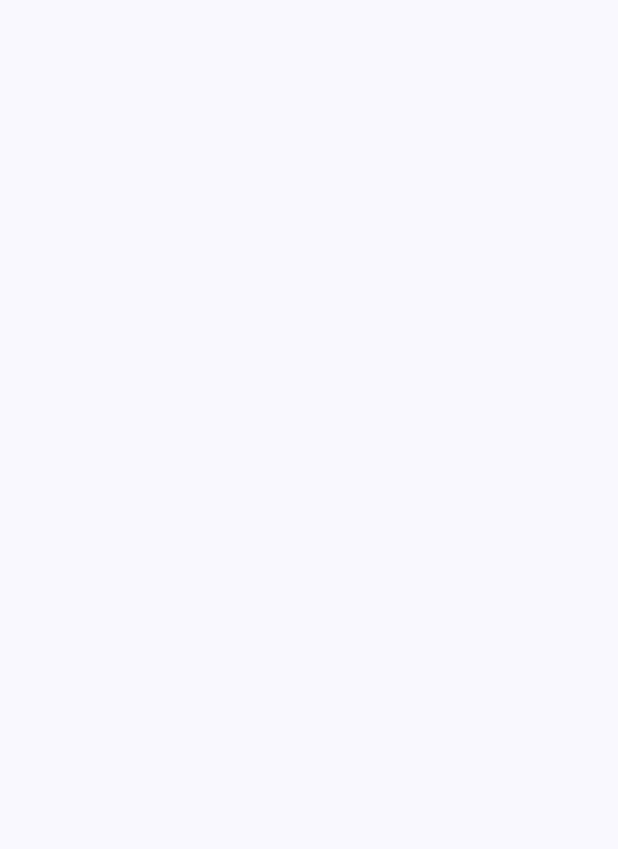
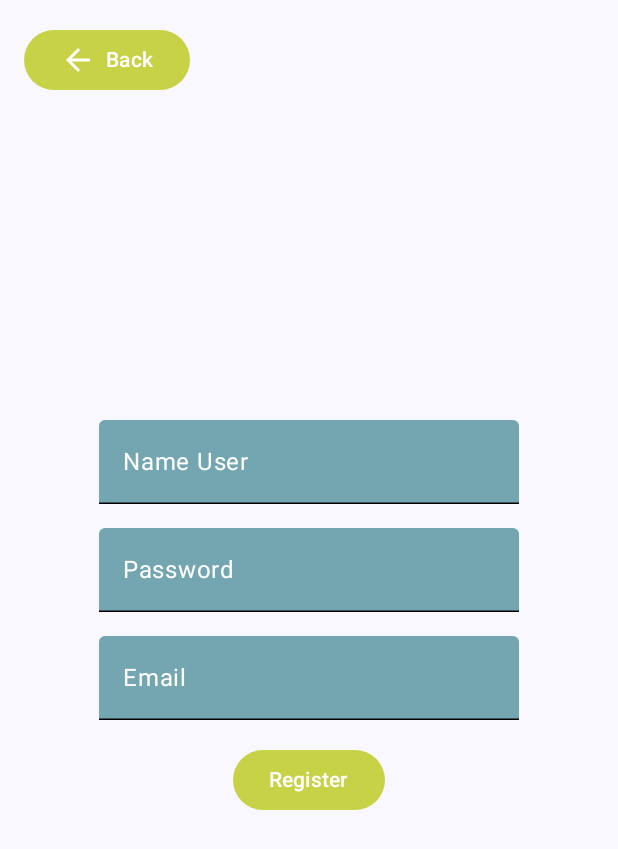
Before and after one commit to Chocolatamargo2607/UD.PPC.MyPlantSitter, an Android app built with Jetpack Compose: the screenRegister screen opened through its navigation route, on a phone screen of 412 x 824 dp. Before the commit the part shown is empty. Shown: the top 849 px of the screen. Run offline under Robolectric (Android 15) with nearby library versions, the phone set to English and light mode, and no system bars.

Commit message:
:sparkles: Adding view (ScreenRegister)

```diff
--- a/app/src/main/java/com/udppcmyplantsitter/view/screenLogin.kt
+++ b/app/src/main/java/com/udppcmyplantsitter/view/screenLogin.kt
@@ -14,6 +14,8 @@ import androidx.compose.material3.Button
 import androidx.compose.material3.ButtonDefaults
 import androidx.compose.material3.ExperimentalMaterial3Api
 import androidx.compose.material3.Icon
+import androidx.compose.material3.MaterialTheme
+import androidx.compose.material3.Surface
 import androidx.compose.material3.Text
 import androidx.compose.material3.TextField
 import androidx.compose.material3.TextFieldDefaults
@@ -30,12 +32,15 @@ import androidx.compose.ui.tooling.preview.Preview
 import androidx.compose.ui.unit.dp
 import androidx.navigation.NavController
 import com.example.udppcmyplantsitter.viewModel.appNavegation.appScreens
+import com.udppcmyplantsitter.viewModel.appNavegation.appNavegation
 
 
 @OptIn(ExperimentalMaterial3Api::class)
 @Composable
 fun screenLogin(navController: NavController){
+
     var MainColor = Color(0xFFC7D247)
+
 
     var nameUser by remember {
         mutableStateOf("")
--- a/app/src/main/java/com/udppcmyplantsitter/view/screenRegister.kt
+++ b/app/src/main/java/com/udppcmyplantsitter/view/screenRegister.kt
@@ -1,8 +1,131 @@
 package com.udppcmyplantsitter.view
 
+import androidx.compose.foundation.layout.Arrangement
+import androidx.compose.foundation.layout.Column
+import androidx.compose.foundation.layout.Row
+import androidx.compose.foundation.layout.Spacer
+import androidx.compose.foundation.layout.fillMaxSize
+import androidx.compose.foundation.layout.height
+import androidx.compose.foundation.layout.padding
+import androidx.compose.material.icons.Icons
+import androidx.compose.material.icons.filled.ArrowBack
+import androidx.compose.material3.Button
+import androidx.compose.material3.ButtonDefaults
+import androidx.compose.material3.ExperimentalMaterial3Api
+import androidx.compose.material3.Icon
+import androidx.compose.material3.Text
+import androidx.compose.material3.TextField
+import androidx.compose.material3.TextFieldDefaults
 import androidx.compose.runtime.Composable
+import androidx.compose.runtime.getValue
+import androidx.compose.runtime.mutableStateOf
+import androidx.compose.runtime.remember
+import androidx.compose.runtime.setValue
+import androidx.compose.ui.Alignment
+import androidx.compose.ui.Modifier
+import androidx.compose.ui.graphics.Color
+import androidx.compose.ui.platform.LocalContext
+import androidx.compose.ui.tooling.preview.Preview
+import androidx.compose.ui.unit.dp
 import androidx.navigation.NavController
+import com.example.udppcmyplantsitter.viewModel.appNavegation.appScreens
+
+@OptIn(ExperimentalMaterial3Api::class)
 @Composable
 fun screenRegister(navController: NavController){
 
+    var MainColor = Color(0xFFC7D247)
+    var SecondColor = Color(0xFF74A6B1)
+
+    var nameUser by remember {
+        mutableStateOf("")
+    }
+    var password by remember {
+        mutableStateOf("")
+    }
+    var email by remember {
+        mutableStateOf("")
+    }
+    Row(
+        modifier = Modifier.padding(16.dp)
+    ) {
+
+        Button(onClick = { navController.navigate(route = appScreens.screenWelcome.router)},
+            colors = ButtonDefaults.buttonColors(MainColor)
+        ) {
+            Icon(
+                imageVector = Icons.Default.ArrowBack,
+                contentDescription = null
+            )
+            Text(text = "  Back")
+        }
+    }
+
+    Column(
+        modifier = Modifier
+            .fillMaxSize()
+            .padding(16.dp),
+        horizontalAlignment = Alignment.CenterHorizontally,
+        verticalArrangement = Arrangement.Center
+    ){
+
+        TextField(
+            value = nameUser,
+            onValueChange = {
+                nameUser = it
+            },
+            label = {
+                Text(text = "Name User", color = Color.White)
+            },
+            colors = TextFieldDefaults.textFieldColors(
+                containerColor = SecondColor,
+                unfocusedIndicatorColor = Color.Black
+
+
+            )
+
+
+        )
+        Spacer(modifier = Modifier.height(16.dp))
+        TextField(
+            value = password,
+            onValueChange = {
+                password = it
+            },
+            placeholder = {
+                Text(text = "Password", color = Color.White)
+            },
+            colors = TextFieldDefaults.textFieldColors(
+                containerColor = SecondColor,
+                unfocusedIndicatorColor = Color.Black
+
+            )
+        )
+        Spacer(modifier = Modifier.height(16.dp))
+        TextField(
+            value = email,
+            onValueChange = {
+                email= it
+            },
+            placeholder = {
+                Text(text = "Email", color = Color.White)
+            },
+            colors = TextFieldDefaults.textFieldColors(
+                containerColor = SecondColor,
+                unfocusedIndicatorColor = Color.Black
+            )
+        )
+        Spacer(modifier = Modifier.height(16.dp))
+        Button(onClick = {},
+            colors = ButtonDefaults.buttonColors(MainColor)) {
+            Text(text = "Register")
+        }
+
+    }
 }
+
+@Preview(showBackground = true)
+@Composable
+fun screenRegisterpreview() {
+    screenRegister(NavController(LocalContext.current))
+}
--- a/app/src/main/java/com/udppcmyplantsitter/view/screenWelcome.kt
+++ b/app/src/main/java/com/udppcmyplantsitter/view/screenWelcome.kt
@@ -31,6 +31,8 @@ import androidx.compose.ui.res.painterResource
 import androidx.compose.ui.unit.dp
 import androidx.navigation.NavController
 import com.example.udppcmyplantsitter.R
+
+
 import com.example.udppcmyplantsitter.viewModel.appNavegation.appScreens
 
 @OptIn(ExperimentalMaterial3Api::class)
@@ -75,7 +77,7 @@ fun screenWelcome(navController: NavController){
                 contentColor = Color.White // Color del texto del botón
             )
         ){
-            Text(text = "Save New Song")
+            Text(text = "Log in")
         }
         Spacer(modifier = Modifier.width(200.dp))
 
@@ -87,7 +89,7 @@ fun screenWelcome(navController: NavController){
                 )
 
             ) {
-            Text(text = "Practice Maraca")
+            Text(text = "Register")
 
         }
         Text(text = "Forgot password")
```
